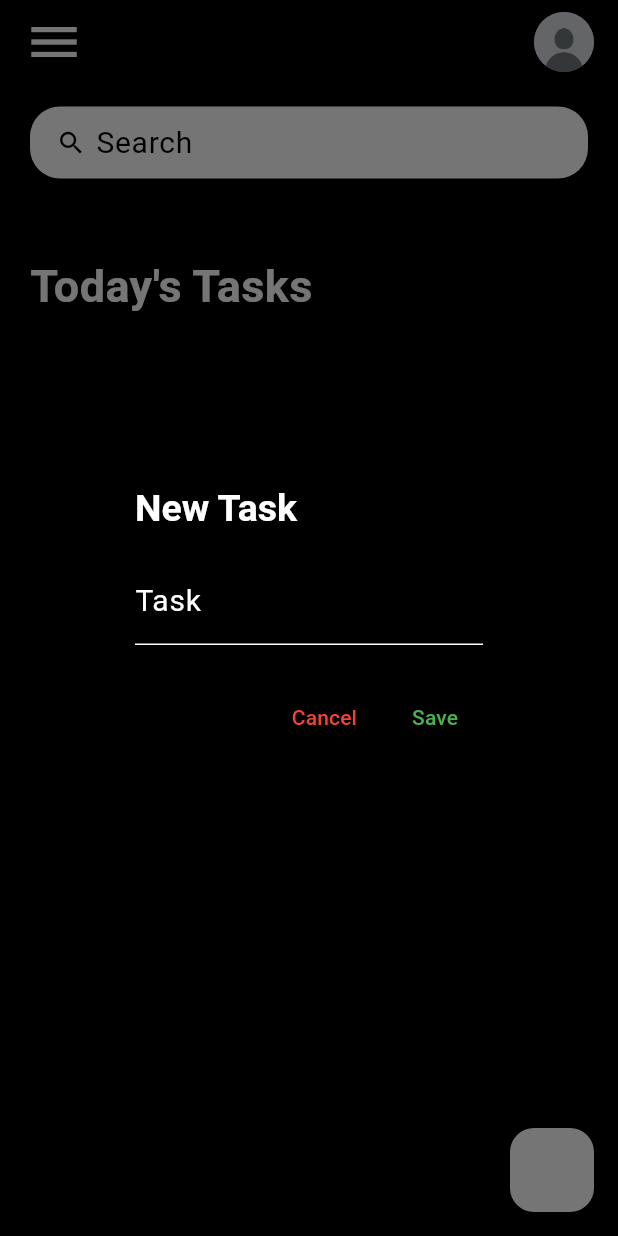
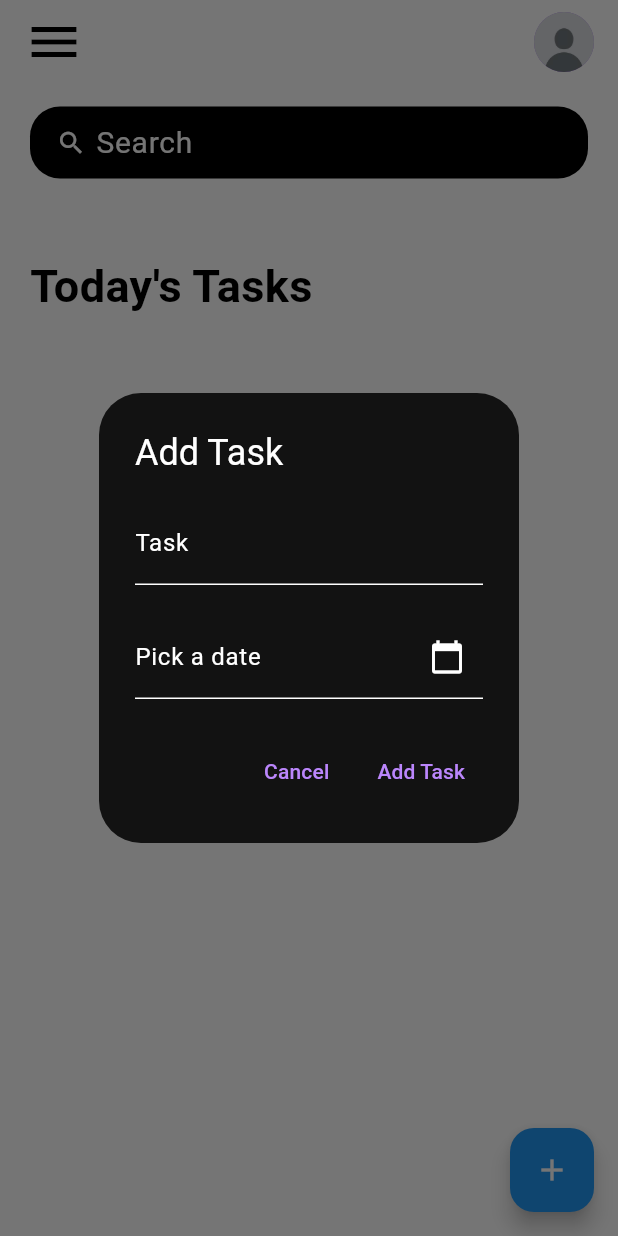
Before and after one commit to vaxope/task_manager, a Flutter app: the screen it shows after launch, after a tap on the "add" icon, on a phone screen of 412 x 824 dp. Run offline on Flutter 3.47's test engine with Material 3 defaults, Android fonts, the phone set to English and light mode, and no system bars.

Commit message:
Added due date'

```diff
--- a/lib/screens/home_screen.dart
+++ b/lib/screens/home_screen.dart
@@ -1,5 +1,3 @@
-// ignore_for_file: prefer_const_constructors, prefer_const_literals_to_create_immutables
-
 import 'package:flutter/material.dart';
 import 'package:taskmanager/widgets/task_box.dart';
 import 'package:taskmanager/widgets/task_items.dart';
@@ -24,16 +22,18 @@ class _HomeScreenState extends State<HomeScreen> {
 
     if (newTransaction != null) {
       setState(() {
-        tasks.add(newTransaction);
+        tasks.add({
+          'task': newTransaction['task'],
+          'date': newTransaction['date'],
+        });
       });
-      //saveTasks();
     }
   }
 
   @override
   Widget build(BuildContext context) {
     return Scaffold(
-      backgroundColor: const Color.fromARGB(255, 0, 0, 0),
+      backgroundColor: Colors.white,
       appBar: _buildAppBar(),
       body: Container(
         padding: EdgeInsets.symmetric(horizontal: 20, vertical: 15),
@@ -48,13 +48,15 @@ class _HomeScreenState extends State<HomeScreen> {
                     child: Text(
                       'Today\'s Tasks',
                       style: TextStyle(
-                        color: Colors.white,
+                        color: Colors.black,
                         fontWeight: FontWeight.bold,
                         fontSize: 30,
                       ),
                     ),
                   ),
-                  TaskItems(tasks: tasks),
+                  TaskItems(
+                    tasks: tasks,
+                  ),
                 ],
               ),
             ),
@@ -63,7 +65,7 @@ class _HomeScreenState extends State<HomeScreen> {
       ),
       floatingActionButton: FloatingActionButton(
         onPressed: _addTask,
-        backgroundColor: Colors.white,
+        backgroundColor: Colors.blue,
         child: Icon(
           Icons.add,
           color: Colors.white,
@@ -73,16 +75,15 @@ class _HomeScreenState extends State<HomeScreen> {
   }
 }
 
-//Creates app bar
 AppBar _buildAppBar() {
   return AppBar(
-    backgroundColor: Colors.black,
+    backgroundColor: Colors.white,
     title: Row(
       mainAxisAlignment: MainAxisAlignment.spaceBetween,
       children: [
         Icon(
           Icons.menu,
-          color: Colors.white,
+          color: Colors.black,
           size: 40,
         ),
         CircleAvatar(
@@ -94,12 +95,11 @@ AppBar _buildAppBar() {
   );
 }
 
-//Creates search box
 Widget searchBox() {
   return Container(
     padding: EdgeInsets.symmetric(horizontal: 15),
     decoration: BoxDecoration(
-      color: Colors.white,
+      color: Colors.black,
       borderRadius: BorderRadius.circular(20),
     ),
     child: TextField(
@@ -107,14 +107,92 @@ Widget searchBox() {
         contentPadding: EdgeInsets.all(0),
         prefixIcon: Icon(
           Icons.search,
-          color: Colors.black,
+          color: Colors.white,
           size: 20,
         ),
         prefixIconConstraints: BoxConstraints(maxHeight: 20, minWidth: 25),
         border: InputBorder.none,
         hintText: 'Search',
-        hintStyle: TextStyle(color: Colors.black, fontSize: 20),
+        hintStyle: TextStyle(color: Colors.white, fontSize: 20),
       ),
     ),
   );
 }
+
+class TaskBox extends StatefulWidget {
+  const TaskBox({super.key});
+
+  @override
+  State<TaskBox> createState() => _TaskBoxState();
+}
+
+class _TaskBoxState extends State<TaskBox> {
+  final TextEditingController _taskController = TextEditingController();
+  DateTime? _selectedDate;
+
+  Future<void> _selectDate(BuildContext context) async {
+    final DateTime? picked = await showDatePicker(
+      context: context,
+      initialDate: DateTime.now(),
+      firstDate: DateTime(2000),
+      lastDate: DateTime(2101),
+    );
+    if (picked != null && picked != _selectedDate) {
+      setState(() {
+        _selectedDate = picked;
+      });
+    }
+  }
+
+  @override
+  Widget build(BuildContext context) {
+    return AlertDialog(
+      title: Text('Add Task'),
+      content: Column(
+        mainAxisSize: MainAxisSize.min,
+        children: [
+          TextField(
+            controller: _taskController,
+            decoration: InputDecoration(labelText: 'Task'),
+          ),
+          SizedBox(height: 20),
+          GestureDetector(
+            onTap: () => _selectDate(context),
+            child: AbsorbPointer(
+              child: TextField(
+                decoration: InputDecoration(
+                  labelText: _selectedDate == null
+                      ? 'Pick a date'
+                      : 'Selected Date: ${_selectedDate!.toLocal()}'
+                          .split(' ')[0],
+                  suffixIcon: Icon(Icons.calendar_today),
+                ),
+              ),
+            ),
+          ),
+        ],
+      ),
+      actions: <Widget>[
+        TextButton(
+          onPressed: () {
+            Navigator.of(context).pop();
+          },
+          child: Text('Cancel'),
+        ),
+        TextButton(
+          onPressed: () {
+            if (_taskController.text.isEmpty || _selectedDate == null) {
+              return;
+            }
+            final newTask = {
+              'task': _taskController.text,
+              'date': _selectedDate,
+            };
+            Navigator.of(context).pop(newTask);
+          },
+          child: Text('Add Task'),
+        ),
+      ],
+    );
+  }
+}
--- a/lib/widgets/task_items.dart
+++ b/lib/widgets/task_items.dart
@@ -8,6 +8,8 @@ class TaskItems extends StatelessWidget {
   @override
   Widget build(BuildContext context) {
     return SingleChildScrollView(
+      child: Padding(
+        padding: const EdgeInsets.all(16),
         child: Column(
           children: [
             ListView.builder(
@@ -15,17 +17,73 @@ class TaskItems extends StatelessWidget {
               physics: NeverScrollableScrollPhysics(),
               itemCount: tasks.length,
               itemBuilder: (context, index) {
-              return ListTile(
-                title: Text(
-                  tasks[index]['task'],
-                  style: TextStyle(color: Colors.white),
-                ),
-                leading: Icon(Icons.task, color: Colors.white),
+                String formattedDate = _formatDate(tasks[index]['date']);
+
+                return TaskCard(
+                  task: tasks[index]['task'],
+                  date: formattedDate,
+                  onTap: () => _taskOptions(context, index),
                 );
               },
             ),
           ],
         ),
+      ),
+    );
+  }
+
+  String _formatDate(DateTime date) {
+    return "${date.day}/${date.month}/${date.year}";
+  }
+}
+
+void _taskOptions(BuildContext context, int index) {
+  showModalBottomSheet(
+    context: context,
+    builder: (BuildContext ctx) {
+      return Container(
+        padding: EdgeInsets.all(15),
+        child: Column(
+          children: [
+            ListTile(
+              leading: Icon(Icons.edit),
+              title: Text('Edit Task'),
+              onTap: () {},
+            ),
+            ListTile(
+              leading: Icon(Icons.check),
+              title: Text('Mark as Completed'),
+              onTap: () {},
+            ),
+            ListTile(
+              leading: Icon(Icons.cancel),
+              title: Text('Cancel'),
+              onTap: () {},
+            ),
+          ],
+        ),
+      );
+    },
+  );
+}
+
+class TaskCard extends StatelessWidget {
+  final String task;
+  final String date;
+  final VoidCallback onTap;
+
+  const TaskCard(
+      {super.key, required this.task, required this.date, required this.onTap});
+
+  @override
+  Widget build(BuildContext context) {
+    return Card(
+      child: ListTile(
+        leading: Icon(Icons.task_alt_rounded),
+        title: Text(task),
+        subtitle: Text('Due: $date'),
+        onTap: onTap,
+      ),
     );
   }
 }
```
Lines whose indentation alone changed are shown as unchanged.
